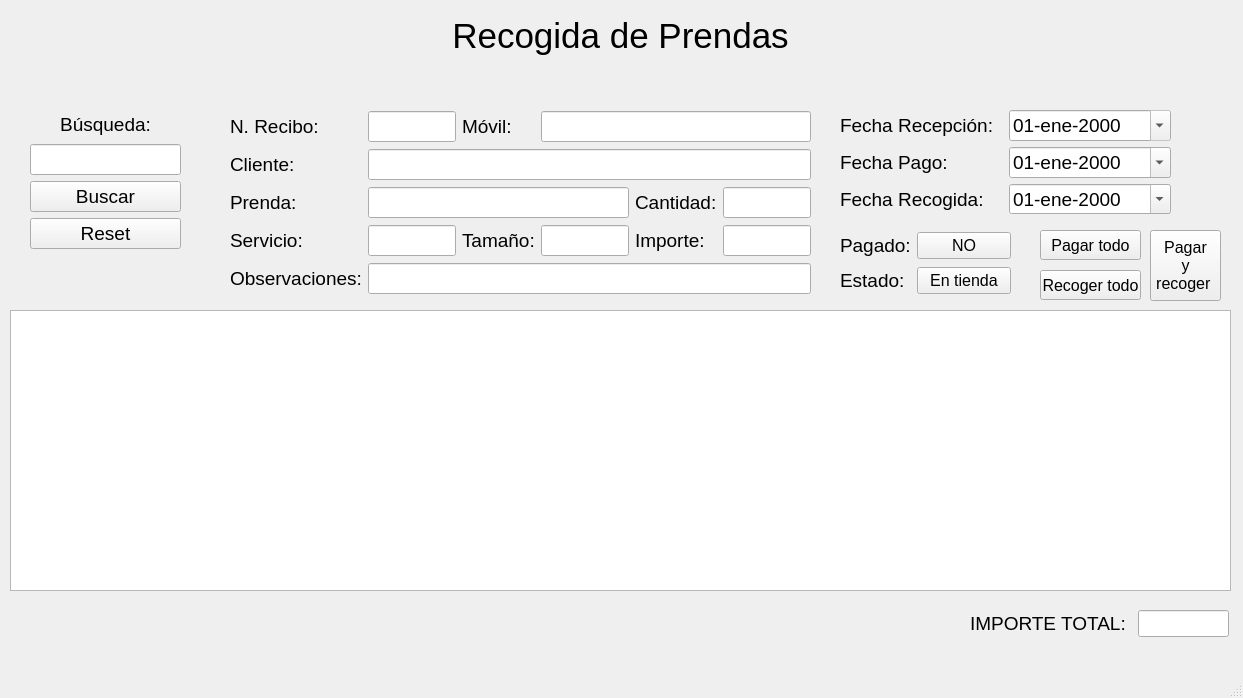
germanbravolopez/laideal, file src/recog_prendas/recog_prendas.ui: the form before one commit.
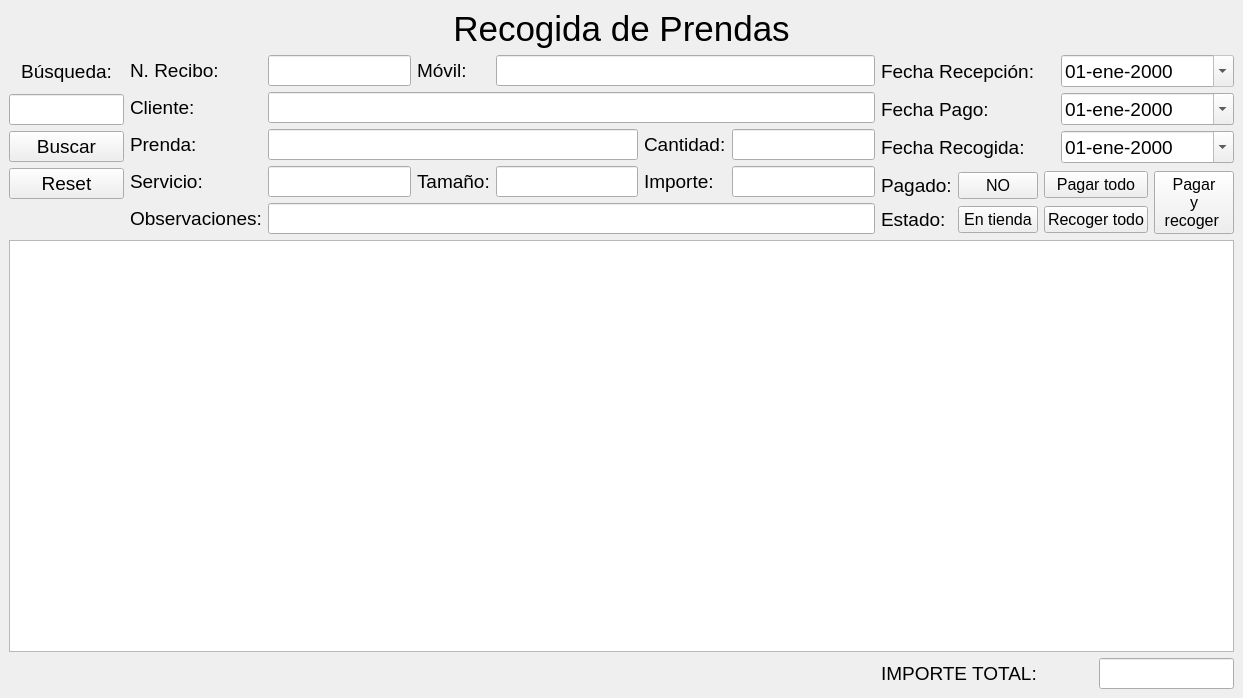
The form after the commit.

Commit message: set grid layouts and size of windows/widgets

Patch:
```diff
--- a/src/recog_prendas/recog_prendas.ui
+++ b/src/recog_prendas/recog_prendas.ui
@@ -12,8 +12,8 @@
   </property>
   <property name="minimumSize">
    <size>
-    <width>1243</width>
-    <height>698</height>
+    <width>0</width>
+    <height>0</height>
    </size>
   </property>
   <property name="font">
@@ -25,15 +25,9 @@
    <string>Recogida de Prendas</string>
   </property>
   <widget class="QWidget" name="centralwidget">
+   <layout class="QGridLayout" name="gridLayout_4">
+    <item row="0" column="0" colspan="6">
    <widget class="QLabel" name="lbl_title">
-    <property name="geometry">
-     <rect>
-      <x>10</x>
-      <y>0</y>
-      <width>1221</width>
-      <height>71</height>
-     </rect>
-    </property>
     <property name="font">
      <font>
       <family>Arial</family>
@@ -57,163 +51,8 @@
      <set>Qt::AlignCenter</set>
     </property>
    </widget>
-   <widget class="QTableView" name="tableView">
-    <property name="geometry">
-     <rect>
-      <x>10</x>
-      <y>310</y>
-      <width>1221</width>
-      <height>281</height>
-     </rect>
-    </property>
-    <property name="locale">
-     <locale language="Spanish" country="Spain"/>
-    </property>
-    <property name="alternatingRowColors">
-     <bool>true</bool>
-    </property>
-    <property name="sortingEnabled">
-     <bool>true</bool>
-    </property>
-   </widget>
-   <widget class="QWidget" name="layoutWidget">
-    <property name="geometry">
-     <rect>
-      <x>840</x>
-      <y>110</y>
-      <width>331</width>
-      <height>104</height>
-     </rect>
-    </property>
-    <layout class="QGridLayout" name="gridLayout_2">
-     <item row="0" column="0">
-      <widget class="QLabel" name="lbl_date_recep">
-       <property name="font">
-        <font>
-         <family>Arial</family>
-         <pointsize>14</pointsize>
-        </font>
-       </property>
-       <property name="locale">
-        <locale language="Spanish" country="Spain"/>
-       </property>
-       <property name="text">
-        <string>Fecha Recepción:</string>
-       </property>
-      </widget>
-     </item>
-     <item row="0" column="1">
-      <widget class="QDateEdit" name="de_date_recep">
-       <property name="font">
-        <font>
-         <family>Arial</family>
-         <pointsize>14</pointsize>
-        </font>
-       </property>
-       <property name="toolTip">
-        <string>&lt;html&gt;&lt;head/&gt;&lt;body&gt;&lt;p&gt;Selecciona la fecha de recepción de la prenda.&lt;/p&gt;&lt;/body&gt;&lt;/html&gt;</string>
-       </property>
-       <property name="locale">
-        <locale language="Spanish" country="Spain"/>
-       </property>
-       <property name="readOnly">
-        <bool>true</bool>
-       </property>
-       <property name="displayFormat">
-        <string>dd-MMM-yyyy</string>
-       </property>
-       <property name="calendarPopup">
-        <bool>true</bool>
-       </property>
-      </widget>
-     </item>
-     <item row="1" column="0">
-      <widget class="QLabel" name="lbl_date_paym">
-       <property name="font">
-        <font>
-         <family>Arial</family>
-         <pointsize>14</pointsize>
-        </font>
-       </property>
-       <property name="locale">
-        <locale language="Spanish" country="Spain"/>
-       </property>
-       <property name="text">
-        <string>Fecha Pago:</string>
-       </property>
-      </widget>
-     </item>
-     <item row="1" column="1">
-      <widget class="QDateEdit" name="de_date_paym">
-       <property name="font">
-        <font>
-         <family>Arial</family>
-         <pointsize>14</pointsize>
-        </font>
-       </property>
-       <property name="toolTip">
-        <string>&lt;html&gt;&lt;head/&gt;&lt;body&gt;&lt;p&gt;Selecciona la fecha de recepción de la prenda.&lt;/p&gt;&lt;/body&gt;&lt;/html&gt;</string>
-       </property>
-       <property name="locale">
-        <locale language="Spanish" country="Spain"/>
-       </property>
-       <property name="displayFormat">
-        <string>dd-MMM-yyyy</string>
-       </property>
-       <property name="calendarPopup">
-        <bool>true</bool>
-       </property>
-      </widget>
-     </item>
-     <item row="2" column="0">
-      <widget class="QLabel" name="lbl_date_pickup">
-       <property name="font">
-        <font>
-         <family>Arial</family>
-         <pointsize>14</pointsize>
-        </font>
-       </property>
-       <property name="locale">
-        <locale language="Spanish" country="Spain"/>
-       </property>
-       <property name="text">
-        <string>Fecha Recogida:</string>
-       </property>
-      </widget>
-     </item>
-     <item row="2" column="1">
-      <widget class="QDateEdit" name="de_date_pickup">
-       <property name="font">
-        <font>
-         <family>Arial</family>
-         <pointsize>14</pointsize>
-        </font>
-       </property>
-       <property name="toolTip">
-        <string>&lt;html&gt;&lt;head/&gt;&lt;body&gt;&lt;p&gt;Selecciona la fecha de recepción de la prenda.&lt;/p&gt;&lt;/body&gt;&lt;/html&gt;</string>
-       </property>
-       <property name="locale">
-        <locale language="Spanish" country="Spain"/>
-       </property>
-       <property name="displayFormat">
-        <string>dd-MMM-yyyy</string>
-       </property>
-       <property name="calendarPopup">
-        <bool>true</bool>
-       </property>
-      </widget>
-     </item>
-    </layout>
-   </widget>
-   <widget class="QWidget" name="layoutWidget">
-    <property name="geometry">
-     <rect>
-      <x>30</x>
-      <y>110</y>
-      <width>151</width>
-      <height>139</height>
-     </rect>
-    </property>
+    </item>
+    <item row="1" column="0" rowspan="2">
     <layout class="QVBoxLayout" name="verticalLayout">
      <item>
       <widget class="QLabel" name="lbl_search">
@@ -236,6 +75,12 @@
      </item>
      <item>
       <widget class="QLineEdit" name="le_search">
+        <property name="minimumSize">
+         <size>
+          <width>115</width>
+          <height>0</height>
+         </size>
+        </property>
        <property name="font">
         <font>
          <family>Arial</family>
@@ -278,63 +123,8 @@
       </widget>
      </item>
     </layout>
-   </widget>
-   <widget class="QLineEdit" name="le_total_price">
-    <property name="geometry">
-     <rect>
-      <x>1138</x>
-      <y>610</y>
-      <width>91</width>
-      <height>27</height>
-     </rect>
-    </property>
-    <property name="font">
-     <font>
-      <family>Arial</family>
-      <pointsize>14</pointsize>
-     </font>
-    </property>
-    <property name="locale">
-     <locale language="Spanish" country="Spain"/>
-    </property>
-    <property name="text">
-     <string/>
-    </property>
-    <property name="readOnly">
-     <bool>true</bool>
-    </property>
-   </widget>
-   <widget class="QLabel" name="lbl_total_price">
-    <property name="geometry">
-     <rect>
-      <x>970</x>
-      <y>610</y>
-      <width>161</width>
-      <height>27</height>
-     </rect>
-    </property>
-    <property name="font">
-     <font>
-      <family>Arial</family>
-      <pointsize>14</pointsize>
-     </font>
-    </property>
-    <property name="locale">
-     <locale language="Spanish" country="Spain"/>
-    </property>
-    <property name="text">
-     <string>IMPORTE TOTAL:</string>
-    </property>
-   </widget>
-   <widget class="QWidget" name="layoutWidget">
-    <property name="geometry">
-     <rect>
-      <x>230</x>
-      <y>110</y>
-      <width>581</width>
-      <height>189</height>
-     </rect>
-    </property>
+    </item>
+    <item row="1" column="1" rowspan="3">
     <layout class="QGridLayout" name="gridLayout">
      <item row="1" column="1" colspan="5">
       <widget class="QLineEdit" name="le_client">
@@ -522,6 +312,12 @@
      </item>
      <item row="0" column="1">
       <widget class="QLineEdit" name="le_nr_ticket">
+        <property name="minimumSize">
+         <size>
+          <width>115</width>
+          <height>0</height>
+         </size>
+        </property>
        <property name="font">
         <font>
          <family>Arial</family>
@@ -673,16 +469,129 @@
       </widget>
      </item>
     </layout>
-   </widget>
-   <widget class="QWidget" name="layoutWidget">
-    <property name="geometry">
-     <rect>
-      <x>840</x>
-      <y>230</y>
-      <width>171</width>
-      <height>68</height>
-     </rect>
-    </property>
+    </item>
+    <item row="1" column="2" colspan="4">
+     <layout class="QGridLayout" name="gridLayout_2">
+      <item row="0" column="0">
+       <widget class="QLabel" name="lbl_date_recep">
+        <property name="font">
+         <font>
+          <family>Arial</family>
+          <pointsize>14</pointsize>
+         </font>
+        </property>
+        <property name="locale">
+         <locale language="Spanish" country="Spain"/>
+        </property>
+        <property name="text">
+         <string>Fecha Recepción:</string>
+        </property>
+       </widget>
+      </item>
+      <item row="0" column="1">
+       <widget class="QDateEdit" name="de_date_recep">
+        <property name="font">
+         <font>
+          <family>Arial</family>
+          <pointsize>14</pointsize>
+         </font>
+        </property>
+        <property name="toolTip">
+         <string>&lt;html&gt;&lt;head/&gt;&lt;body&gt;&lt;p&gt;Selecciona la fecha de recepción de la prenda.&lt;/p&gt;&lt;/body&gt;&lt;/html&gt;</string>
+        </property>
+        <property name="locale">
+         <locale language="Spanish" country="Spain"/>
+        </property>
+        <property name="readOnly">
+         <bool>true</bool>
+        </property>
+        <property name="displayFormat">
+         <string>dd-MMM-yyyy</string>
+        </property>
+        <property name="calendarPopup">
+         <bool>true</bool>
+        </property>
+       </widget>
+      </item>
+      <item row="1" column="0">
+       <widget class="QLabel" name="lbl_date_paym">
+        <property name="font">
+         <font>
+          <family>Arial</family>
+          <pointsize>14</pointsize>
+         </font>
+        </property>
+        <property name="locale">
+         <locale language="Spanish" country="Spain"/>
+        </property>
+        <property name="text">
+         <string>Fecha Pago:</string>
+        </property>
+       </widget>
+      </item>
+      <item row="1" column="1">
+       <widget class="QDateEdit" name="de_date_paym">
+        <property name="font">
+         <font>
+          <family>Arial</family>
+          <pointsize>14</pointsize>
+         </font>
+        </property>
+        <property name="toolTip">
+         <string>&lt;html&gt;&lt;head/&gt;&lt;body&gt;&lt;p&gt;Selecciona la fecha de recepción de la prenda.&lt;/p&gt;&lt;/body&gt;&lt;/html&gt;</string>
+        </property>
+        <property name="locale">
+         <locale language="Spanish" country="Spain"/>
+        </property>
+        <property name="displayFormat">
+         <string>dd-MMM-yyyy</string>
+        </property>
+        <property name="calendarPopup">
+         <bool>true</bool>
+        </property>
+       </widget>
+      </item>
+      <item row="2" column="0">
+       <widget class="QLabel" name="lbl_date_pickup">
+        <property name="font">
+         <font>
+          <family>Arial</family>
+          <pointsize>14</pointsize>
+         </font>
+        </property>
+        <property name="locale">
+         <locale language="Spanish" country="Spain"/>
+        </property>
+        <property name="text">
+         <string>Fecha Recogida:</string>
+        </property>
+       </widget>
+      </item>
+      <item row="2" column="1">
+       <widget class="QDateEdit" name="de_date_pickup">
+        <property name="font">
+         <font>
+          <family>Arial</family>
+          <pointsize>14</pointsize>
+         </font>
+        </property>
+        <property name="toolTip">
+         <string>&lt;html&gt;&lt;head/&gt;&lt;body&gt;&lt;p&gt;Selecciona la fecha de recepción de la prenda.&lt;/p&gt;&lt;/body&gt;&lt;/html&gt;</string>
+        </property>
+        <property name="locale">
+         <locale language="Spanish" country="Spain"/>
+        </property>
+        <property name="displayFormat">
+         <string>dd-MMM-yyyy</string>
+        </property>
+        <property name="calendarPopup">
+         <bool>true</bool>
+        </property>
+       </widget>
+      </item>
+     </layout>
+    </item>
+    <item row="2" column="2" rowspan="2">
     <layout class="QGridLayout" name="gridLayout_3">
      <item row="0" column="0">
       <widget class="QLabel" name="lbl_payment">
@@ -737,16 +646,9 @@
       </widget>
      </item>
     </layout>
-   </widget>
+    </item>
+    <item row="2" column="3" colspan="2">
    <widget class="QPushButton" name="pb_pay_all">
-    <property name="geometry">
-     <rect>
-      <x>1040</x>
-      <y>230</y>
-      <width>101</width>
-      <height>30</height>
-     </rect>
-    </property>
     <property name="text">
      <string>Pagar todo</string>
     </property>
@@ -754,31 +656,9 @@
      <bool>false</bool>
     </property>
    </widget>
-   <widget class="QPushButton" name="pb_pku_all">
-    <property name="geometry">
-     <rect>
-      <x>1040</x>
-      <y>270</y>
-      <width>101</width>
-      <height>30</height>
-     </rect>
-    </property>
-    <property name="text">
-     <string>Recoger todo</string>
-    </property>
-    <property name="checkable">
-     <bool>false</bool>
-    </property>
-   </widget>
+    </item>
+    <item row="2" column="5" rowspan="2">
    <widget class="QPushButton" name="pb_pay_pku_all">
-    <property name="geometry">
-     <rect>
-      <x>1150</x>
-      <y>230</y>
-      <width>71</width>
-      <height>71</height>
-     </rect>
-    </property>
     <property name="text">
      <string>Pagar
 y
@@ -788,23 +668,73 @@
      <bool>false</bool>
     </property>
    </widget>
-  </widget>
-  <widget class="QMenuBar" name="menubar">
-   <property name="geometry">
-    <rect>
-     <x>0</x>
-     <y>0</y>
-     <width>1243</width>
-     <height>21</height>
-    </rect>
-   </property>
+    </item>
+    <item row="3" column="3" colspan="2">
+     <widget class="QPushButton" name="pb_pku_all">
+      <property name="text">
+       <string>Recoger todo</string>
+      </property>
+      <property name="checkable">
+       <bool>false</bool>
+      </property>
+     </widget>
+    </item>
+    <item row="4" column="0" colspan="6">
+     <widget class="QTableView" name="tableView">
+      <property name="minimumSize">
+       <size>
+        <width>0</width>
+        <height>400</height>
+       </size>
+      </property>
+      <property name="locale">
+       <locale language="Spanish" country="Spain"/>
+      </property>
+      <property name="alternatingRowColors">
+       <bool>true</bool>
+      </property>
+      <property name="sortingEnabled">
+       <bool>true</bool>
+      </property>
+     </widget>
+    </item>
+    <item row="5" column="2" colspan="2">
+     <widget class="QLabel" name="lbl_total_price">
    <property name="font">
     <font>
-     <pointsize>9</pointsize>
-    </font>
-   </property>
-  </widget>
-  <widget class="QStatusBar" name="statusbar"/>
+        <family>Arial</family>
+        <pointsize>14</pointsize>
+       </font>
+      </property>
+      <property name="locale">
+       <locale language="Spanish" country="Spain"/>
+      </property>
+      <property name="text">
+       <string>IMPORTE TOTAL:</string>
+      </property>
+     </widget>
+    </item>
+    <item row="5" column="4" colspan="2">
+     <widget class="QLineEdit" name="le_total_price">
+      <property name="font">
+       <font>
+        <family>Arial</family>
+        <pointsize>14</pointsize>
+       </font>
+      </property>
+      <property name="locale">
+       <locale language="Spanish" country="Spain"/>
+      </property>
+      <property name="text">
+       <string/>
+      </property>
+      <property name="readOnly">
+       <bool>true</bool>
+      </property>
+     </widget>
+    </item>
+   </layout>
+  </widget>
   <action name="actionActualizar">
    <property name="text">
     <string>Actualizar</string>
```
Left out of the diff: 3 changed lines with no effect on the pictures. Lines whose indentation alone changed are shown as unchanged. The commit also changes 9 other files.
